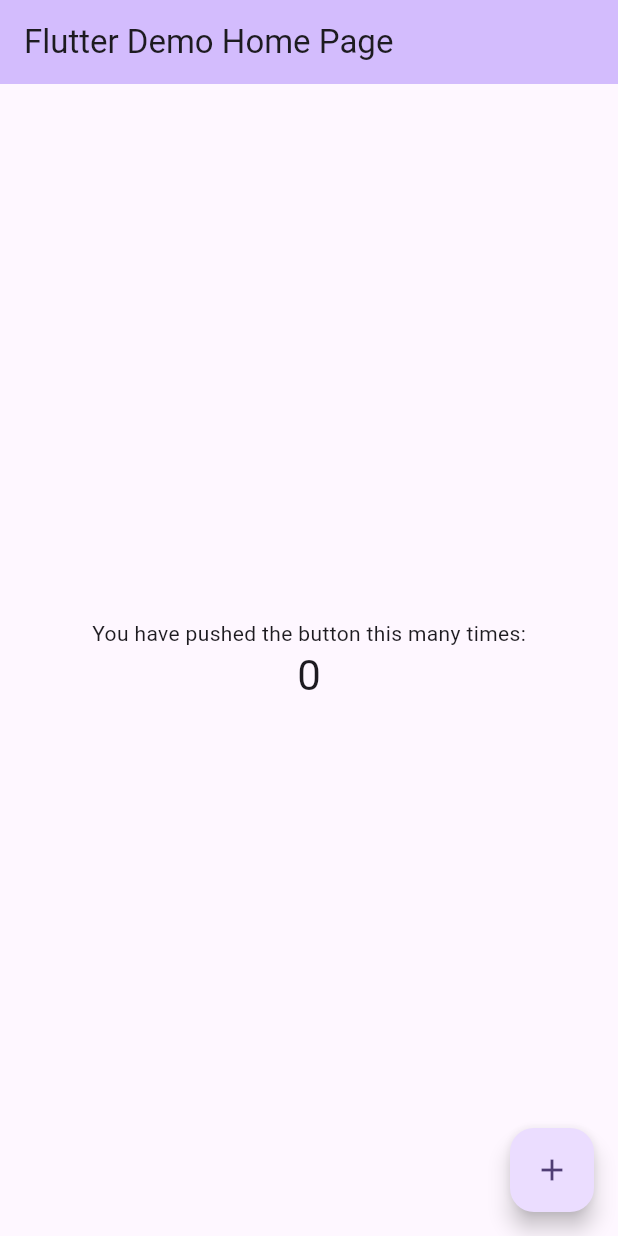
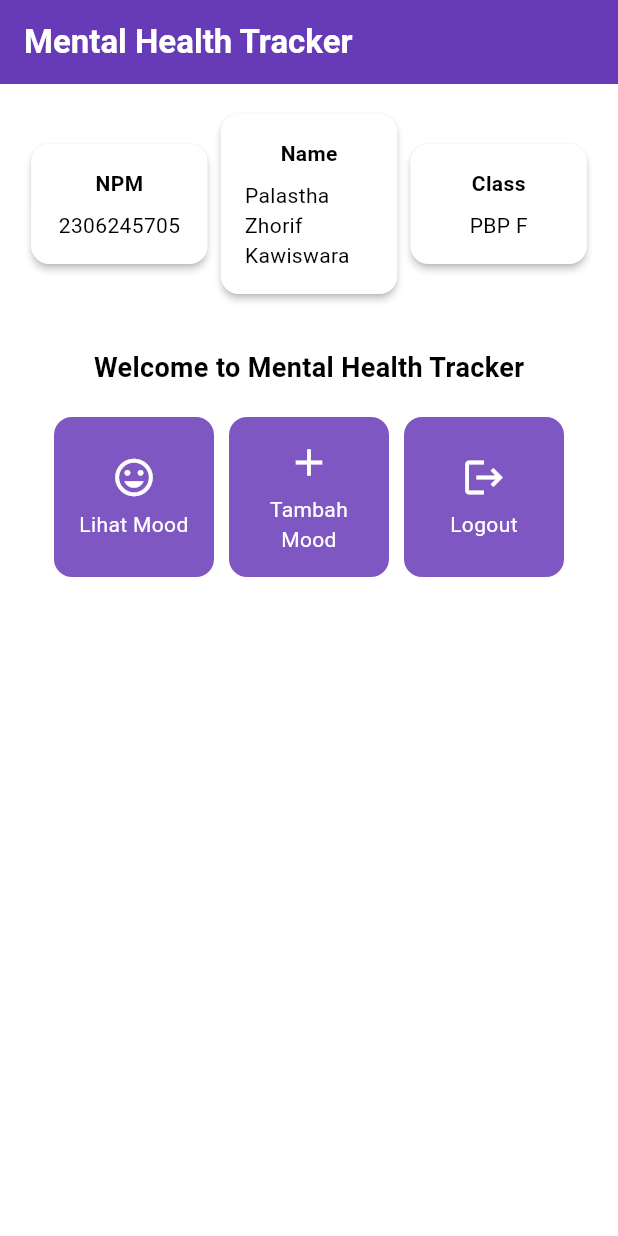
Before and after one commit to astzkkk99/mental-health-tracker-mobile, a Flutter app: the screen it shows after launch, on a phone screen of 412 x 824 dp. Run offline on Flutter 3.47's test engine with Material 3 defaults, Android fonts, the phone set to English and light mode, and no system bars.

Commit message:
Tutorial 6 Done

```diff
--- a/lib/main.dart
+++ b/lib/main.dart
@@ -1,4 +1,5 @@
 import 'package:flutter/material.dart';
+import 'package:mental_health_tracker/menu.dart';
 
 void main() {
   runApp(const MyApp());
@@ -28,98 +29,12 @@ class MyApp extends StatelessWidget {
         //
         // This works for code too, not just values: Most code changes can be
         // tested with just a hot reload.
-        colorScheme: ColorScheme.fromSeed(seedColor: Colors.deepPurple),
+         colorScheme: ColorScheme.fromSwatch(
+                      primarySwatch: Colors.deepPurple,
+          ).copyWith(secondary: Colors.deepPurple[400]),
         useMaterial3: true,
       ),
-      home: const MyHomePage(title: 'Flutter Demo Home Page'),
+      home: MyHomePage(),
     );
   }
 }
-
-class MyHomePage extends StatefulWidget {
-  const MyHomePage({super.key, required this.title});
-
-  // This widget is the home page of your application. It is stateful, meaning
-  // that it has a State object (defined below) that contains fields that affect
-  // how it looks.
-
-  // This class is the configuration for the state. It holds the values (in this
-  // case the title) provided by the parent (in this case the App widget) and
-  // used by the build method of the State. Fields in a Widget subclass are
-  // always marked "final".
-
-  final String title;
-
-  @override
-  State<MyHomePage> createState() => _MyHomePageState();
-}
-
-class _MyHomePageState extends State<MyHomePage> {
-  int _counter = 0;
-
-  void _incrementCounter() {
-    setState(() {
-      // This call to setState tells the Flutter framework that something has
-      // changed in this State, which causes it to rerun the build method below
-      // so that the display can reflect the updated values. If we changed
-      // _counter without calling setState(), then the build method would not be
-      // called again, and so nothing would appear to happen.
-      _counter++;
-    });
-  }
-
-  @override
-  Widget build(BuildContext context) {
-    // This method is rerun every time setState is called, for instance as done
-    // by the _incrementCounter method above.
-    //
-    // The Flutter framework has been optimized to make rerunning build methods
-    // fast, so that you can just rebuild anything that needs updating rather
-    // than having to individually change instances of widgets.
-    return Scaffold(
-      appBar: AppBar(
-        // TRY THIS: Try changing the color here to a specific color (to
-        // Colors.amber, perhaps?) and trigger a hot reload to see the AppBar
-        // change color while the other colors stay the same.
-        backgroundColor: Theme.of(context).colorScheme.inversePrimary,
-        // Here we take the value from the MyHomePage object that was created by
-        // the App.build method, and use it to set our appbar title.
-        title: Text(widget.title),
-      ),
-      body: Center(
-        // Center is a layout widget. It takes a single child and positions it
-        // in the middle of the parent.
-        child: Column(
-          // Column is also a layout widget. It takes a list of children and
-          // arranges them vertically. By default, it sizes itself to fit its
-          // children horizontally, and tries to be as tall as its parent.
-          //
-          // Column has various properties to control how it sizes itself and
-          // how it positions its children. Here we use mainAxisAlignment to
-          // center the children vertically; the main axis here is the vertical
-          // axis because Columns are vertical (the cross axis would be
-          // horizontal).
-          //
-          // TRY THIS: Invoke "debug painting" (choose the "Toggle Debug Paint"
-          // action in the IDE, or press "p" in the console), to see the
-          // wireframe for each widget.
-          mainAxisAlignment: MainAxisAlignment.center,
-          children: <Widget>[
-            const Text(
-              'You have pushed the button this many times:',
-            ),
-            Text(
-              '$_counter',
-              style: Theme.of(context).textTheme.headlineMedium,
-            ),
-          ],
-        ),
-      ),
-      floatingActionButton: FloatingActionButton(
-        onPressed: _incrementCounter,
-        tooltip: 'Increment',
-        child: const Icon(Icons.add),
-      ), // This trailing comma makes auto-formatting nicer for build methods.
-    );
-  }
-}
--- /dev/null
+++ b/lib/menu.dart
@@ -0,0 +1,186 @@
+import 'package:flutter/material.dart';
+
+class MyHomePage extends StatelessWidget {
+  final String npm = '2306245705'; // NPM
+  final String name = 'Palastha Zhorif Kawiswara'; // Nama
+  final String className = 'PBP F'; // Kelas
+  final List<ItemHomepage> items = [
+         ItemHomepage("Lihat Mood", Icons.mood),
+         ItemHomepage("Tambah Mood", Icons.add),
+         ItemHomepage("Logout", Icons.logout),
+  ];
+
+  MyHomePage({super.key});
+
+  @override
+  Widget build(BuildContext context) {
+    // Scaffold menyediakan struktur dasar halaman dengan AppBar dan body.
+    return Scaffold(
+      // AppBar adalah bagian atas halaman yang menampilkan judul.
+      appBar: AppBar(
+        // Judul aplikasi "Mental Health Tracker" dengan teks putih dan tebal.
+        title: const Text(
+          'Mental Health Tracker',
+          style: TextStyle(
+            color: Colors.white,
+            fontWeight: FontWeight.bold,
+          ),
+        ),
+        // Warna latar belakang AppBar diambil dari skema warna tema aplikasi.
+        backgroundColor: Theme.of(context).colorScheme.primary,
+      ),
+      // Body halaman dengan padding di sekelilingnya.
+      body: Padding(
+        padding: const EdgeInsets.all(16.0),
+        // Menyusun widget secara vertikal dalam sebuah kolom.
+        child: Column(
+          crossAxisAlignment: CrossAxisAlignment.center,
+          children: [
+            // Row untuk menampilkan 3 InfoCard secara horizontal.
+            Row(
+              mainAxisAlignment: MainAxisAlignment.spaceEvenly,
+              children: [
+                InfoCard(title: 'NPM', content: npm),
+                InfoCard(title: 'Name', content: name),
+                InfoCard(title: 'Class', content: className),
+              ],
+            ),
+
+            // Memberikan jarak vertikal 16 unit.
+            const SizedBox(height: 16.0),
+
+            // Menempatkan widget berikutnya di tengah halaman.
+            Center(
+              child: Column(
+                // Menyusun teks dan grid item secara vertikal.
+
+                children: [
+                  // Menampilkan teks sambutan dengan gaya tebal dan ukuran 18.
+                  const Padding(
+                    padding: EdgeInsets.only(top: 16.0),
+                    child: Text(
+                      'Welcome to Mental Health Tracker',
+                      style: TextStyle(
+                        fontWeight: FontWeight.bold,
+                        fontSize: 18.0,
+                      ),
+                    ),
+                  ),
+
+                  // Grid untuk menampilkan ItemCard dalam bentuk grid 3 kolom.
+                  GridView.count(
+                    primary: true,
+                    padding: const EdgeInsets.all(20),
+                    crossAxisSpacing: 10,
+                    mainAxisSpacing: 10,
+                    crossAxisCount: 3,
+                    // Agar grid menyesuaikan tinggi kontennya.
+                    shrinkWrap: true,
+
+                    // Menampilkan ItemCard untuk setiap item dalam list items.
+                    children: items.map((ItemHomepage item) {
+                      return ItemCard(item);
+                    }).toList(),
+                  ),
+                ],
+              ),
+            ),
+          ],
+        ),
+      ),
+    );
+  }
+}
+
+class InfoCard extends StatelessWidget {
+  // Kartu informasi yang menampilkan title dan content.
+
+  final String title;  // Judul kartu.
+  final String content;  // Isi kartu.
+
+  const InfoCard({super.key, required this.title, required this.content});
+
+  @override
+  Widget build(BuildContext context) {
+    return Card(
+      // Membuat kotak kartu dengan bayangan dibawahnya.
+      elevation: 2.0,
+      child: Container(
+        // Mengatur ukuran dan jarak di dalam kartu.
+        width: MediaQuery.of(context).size.width / 3.5, // menyesuaikan dengan lebar device yang digunakan.
+        padding: const EdgeInsets.all(16.0),
+        // Menyusun title dan content secara vertikal.
+        child: Column(
+          children: [
+            Text(
+              title,
+              style: const TextStyle(fontWeight: FontWeight.bold),
+            ),
+            const SizedBox(height: 8.0),
+            Text(content),
+          ],
+        ),
+      ),
+    );
+  }
+}
+
+class ItemHomepage {
+     final String name;
+     final IconData icon;
+
+     ItemHomepage(this.name, this.icon);
+ }
+
+class ItemCard extends StatelessWidget {
+  // Menampilkan kartu dengan ikon dan nama.
+
+  final ItemHomepage item;
+
+  const ItemCard(this.item, {super.key});
+
+  @override
+  Widget build(BuildContext context) {
+    return Material(
+      // Menentukan warna latar belakang dari tema aplikasi.
+      color: Theme.of(context).colorScheme.secondary,
+      // Membuat sudut kartu melengkung.
+      borderRadius: BorderRadius.circular(12),
+
+      child: InkWell(
+        // Aksi ketika kartu ditekan.
+        onTap: () {
+          // Menampilkan pesan SnackBar saat kartu ditekan.
+          ScaffoldMessenger.of(context)
+            ..hideCurrentSnackBar()
+            ..showSnackBar(
+              SnackBar(content: Text("Kamu telah menekan tombol ${item.name}!"))
+            );
+        },
+        // Container untuk menyimpan Icon dan Text
+        child: Container(
+          padding: const EdgeInsets.all(8),
+          child: Center(
+            child: Column(
+              // Menyusun ikon dan teks di tengah kartu.
+              mainAxisAlignment: MainAxisAlignment.center,
+              children: [
+                Icon(
+                  item.icon,
+                  color: Colors.white,
+                  size: 30.0,
+                ),
+                const Padding(padding: EdgeInsets.all(3)),
+                Text(
+                  item.name,
+                  textAlign: TextAlign.center,
+                  style: const TextStyle(color: Colors.white),
+                ),
+              ],
+            ),
+          ),
+        ),
+      ),
+    );
+  }
+}
```
